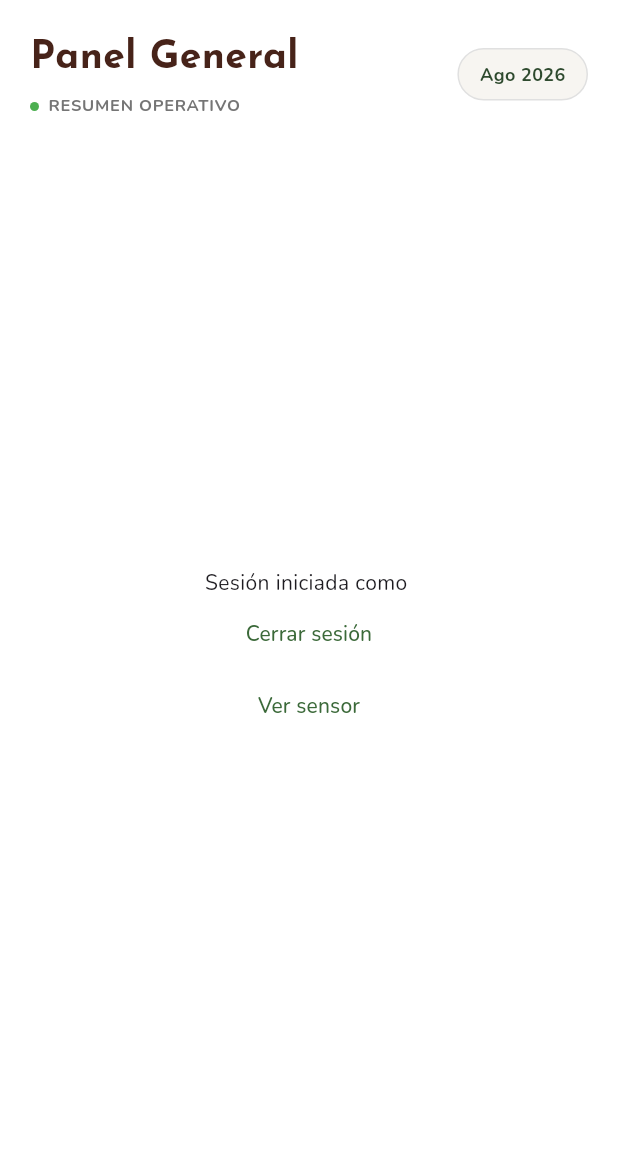
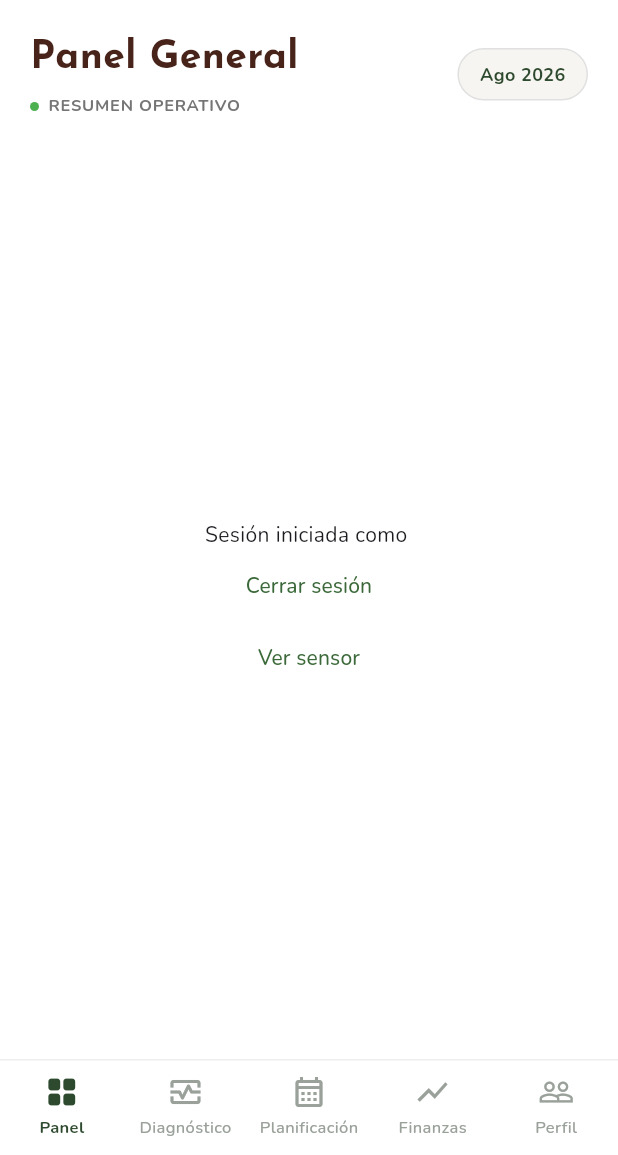
Before and after one commit to ferjovel06/Agrifos-Pre-Hackathon, a Flutter app: the screen it shows once a user with an empty profile is signed in, on a phone screen of 412 x 824 dp, the part 81-1236 px from its top. Run offline on Flutter 3.47's test engine with Material 3 defaults, Android fonts, the phone set to English and light mode, and no system bars; our stand-ins replace flutter_dotenv, flutter_svg, google_fonts, supabase_flutter; missing offline and left inert: flutter_serial_communication; accounts and stored records are empty.

Commit message:
feat(navigation): add bottom navigation bar with tab routing

```diff
--- a/app_flutter/lib/presentation/auth/auth_gate.dart
+++ b/app_flutter/lib/presentation/auth/auth_gate.dart
@@ -4,7 +4,7 @@ import 'package:provider/provider.dart';
 import 'auth_provider.dart';
 import 'auth_screen.dart';
 import '../splash/splash_screen.dart';
-import '../home/home_placeholder.dart';
+import '../navigation/main_shell.dart';
 
 class AuthGate extends StatefulWidget {
   const AuthGate({super.key});
@@ -30,7 +30,7 @@ class _AuthGateState extends State<AuthGate> {
 
     final auth = context.watch<AuthProvider>();
     return auth.status == AuthStatus.authenticated
-        ? const HomePlaceholder()
+        ? const MainShell()
         : const AuthScreen();
   }
 }
--- /dev/null
+++ b/app_flutter/lib/presentation/navigation/main_shell.dart
@@ -0,0 +1,76 @@
+import 'package:flutter/material.dart';
+
+import '../home/home_placeholder.dart';
+import '../sensor/sensor_screen.dart';
+import '../planification/planification_screen.dart';
+import '../finance/finance_screen.dart';
+import '../profile/profile_screen.dart';
+import 'widgets/app_bottom_nav.dart';
+
+/// Root shell shown after authentication.
+///
+/// Owns the bottom navigation and keeps every section alive via
+/// [IndexedStack] so switching tabs preserves each screen's state
+/// (scroll position, form input, etc.)
+class MainShell extends StatefulWidget {
+  const MainShell({super.key});
+
+  @override
+  State<MainShell> createState() => _MainShellState();
+}
+
+class _MainShellState extends State<MainShell> {
+  int _currentIndex = 0;
+
+  static const _items = [
+    AppNavItem(
+      icon: Icons.grid_view_outlined,
+      activeIcon: Icons.grid_view_rounded,
+      label: 'Panel',
+    ),
+    AppNavItem(
+      icon: Icons.monitor_heart_outlined,
+      activeIcon: Icons.monitor_heart,
+      label: 'Diagnóstico',
+    ),
+    AppNavItem(
+      icon: Icons.calendar_month_outlined,
+      activeIcon: Icons.calendar_month,
+      label: 'Planificación',
+    ),
+    AppNavItem(
+      icon: Icons.show_chart,
+      activeIcon: Icons.show_chart,
+      label: 'Finanzas',
+    ),
+    AppNavItem(
+      icon: Icons.people_outline,
+      activeIcon: Icons.people,
+      label: 'Perfil',
+    ),
+  ];
+
+  // Kept in the same order as `_items` so index i maps to screen i.
+  static const _screens = [
+    HomePlaceholder(),
+    SensorScreen(),
+    PlanificationScreen(),
+    FinanceScreen(),
+    ProfileScreen(),
+  ];
+
+  @override
+  Widget build(BuildContext context) {
+    return Scaffold(
+      body: IndexedStack(
+        index: _currentIndex,
+        children: _screens,
+      ),
+      bottomNavigationBar: AppBottomNav(
+        currentIndex: _currentIndex,
+        items: _items,
+        onTap: (index) => setState(() => _currentIndex = index),
+      ),
+    );
+  }
+}
--- /dev/null
+++ b/app_flutter/lib/presentation/navigation/widgets/app_bottom_nav.dart
@@ -0,0 +1,107 @@
+import 'package:flutter/material.dart';
+
+/// Describes a single destination shown in [AppBottomNav].
+class AppNavItem {
+  const AppNavItem({
+    required this.icon,
+    required this.activeIcon,
+    required this.label,
+  });
+
+  final IconData icon;
+  final IconData activeIcon;
+  final String label;
+}
+
+/// Bottom navigation bar shared across the main sections of the app
+/// (Panel, Diagnóstico, Planificación, Finanzas, Perfil).
+class AppBottomNav extends StatelessWidget {
+  const AppBottomNav({
+    super.key,
+    required this.currentIndex,
+    required this.onTap,
+    required this.items,
+  });
+
+  final int currentIndex;
+  final ValueChanged<int> onTap;
+  final List<AppNavItem> items;
+
+  static const _activeColor = Color(0xFF2E4A2E);
+  static const _inactiveColor = Color(0xFF9AA09A);
+
+  @override
+  Widget build(BuildContext context) {
+    return DecoratedBox(
+      decoration: BoxDecoration(
+        color: Colors.white,
+        border: Border(top: BorderSide(color: Colors.grey.shade200)),
+      ),
+      child: SafeArea(
+        top: false,
+        child: SizedBox(
+          height: 64,
+          child: Row(
+            children: List.generate(items.length, (index) {
+              final item = items[index];
+              final isSelected = index == currentIndex;
+              return Expanded(
+                child: _NavButton(
+                  item: item,
+                  isSelected: isSelected,
+                  color: isSelected ? _activeColor : _inactiveColor,
+                  onTap: () => onTap(index),
+                ),
+              );
+            }),
+          ),
+        ),
+      ),
+    );
+  }
+}
+
+class _NavButton extends StatelessWidget {
+  const _NavButton({
+    required this.item,
+    required this.isSelected,
+    required this.color,
+    required this.onTap,
+  });
+
+  final AppNavItem item;
+  final bool isSelected;
+  final Color color;
+  final VoidCallback onTap;
+
+  @override
+  Widget build(BuildContext context) {
+    return Semantics(
+      button: true,
+      selected: isSelected,
+      label: item.label,
+      child: InkWell(
+        onTap: onTap,
+        child: Column(
+          mainAxisAlignment: MainAxisAlignment.center,
+          children: [
+            Icon(
+              isSelected ? item.activeIcon : item.icon,
+              color: color,
+              size: 24,
+            ),
+            const SizedBox(height: 4),
+            Text(
+              item.label,
+              style: TextStyle(
+                color: color,
+                fontSize: 11,
+                fontWeight: isSelected ? FontWeight.w700 : FontWeight.w500,
+              ),
+            ),
+          ],
+        ),
+      ),
+    );
+  }
+}
```
Also changed, not shown: app_flutter/lib/presentation/finance/finance_screen.dart (added, +17 -0 lines), app_flutter/lib/presentation/planification/planification_screen.dart (added, +17 -0 lines), app_flutter/lib/presentation/profile/profile_screen.dart (added, +17 -0 lines), app_flutter/lib/shared/section_placeholder.dart (added, +61 -0 lines).
